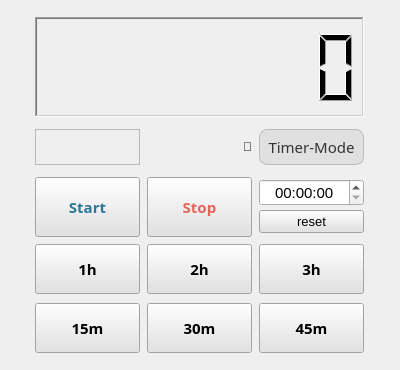
Han-Dong-Jin/shutdown-timer, file src/st.ui: the form before one commit.
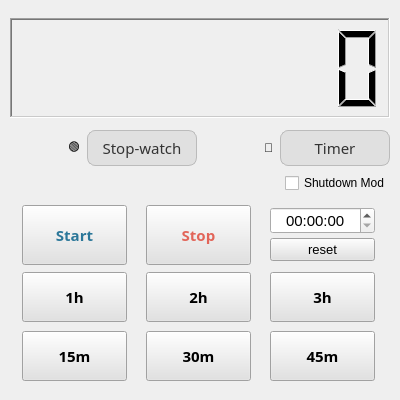
The form after the commit.

Commit message: add stop watch mod

The edit to the form file:
```diff
--- a/src/st.ui
+++ b/src/st.ui
@@ -7,7 +7,7 @@
     <x>0</x>
     <y>0</y>
     <width>400</width>
-    <height>370</height>
+    <height>400</height>
    </rect>
   </property>
   <property name="sizePolicy">
@@ -19,13 +19,13 @@
   <property name="minimumSize">
    <size>
     <width>400</width>
-    <height>130</height>
+    <height>100</height>
    </size>
   </property>
   <property name="maximumSize">
    <size>
     <width>400</width>
-    <height>370</height>
+    <height>400</height>
    </size>
   </property>
   <property name="windowTitle">
@@ -145,29 +145,72 @@
          </spacer>
         </item>
         <item>
-         <layout class="QHBoxLayout" name="horizontalLayout" stretch="0,0,0">
+         <layout class="QHBoxLayout" name="horizontalLayout" stretch="0,0,0,0">
           <property name="spacing">
            <number>7</number>
           </property>
           <property name="sizeConstraint">
            <enum>QLayout::SetDefaultConstraint</enum>
           </property>
-          <item>
-           <widget class="QFrame" name="frame_2">
-            <property name="frameShape">
-             <enum>QFrame::StyledPanel</enum>
-            </property>
-            <property name="frameShadow">
-             <enum>QFrame::Raised</enum>
-            </property>
-           </widget>
-          </item>
           <item>
            <widget class="QLabel" name="label">
             <property name="toolTip">
              <string>Green: ON, Red: Off</string>
             </property>
             <property name="text">
+             <string>🟢</string>
+            </property>
+            <property name="alignment">
+             <set>Qt::AlignRight|Qt::AlignTrailing|Qt::AlignVCenter</set>
+            </property>
+           </widget>
+          </item>
+          <item>
+           <widget class="QPushButton" name="pushButton_11">
+            <property name="minimumSize">
+             <size>
+              <width>110</width>
+              <height>0</height>
+             </size>
+            </property>
+            <property name="font">
+             <font>
+              <family>나눔스퀘어_ac</family>
+              <pointsize>11</pointsize>
+             </font>
+            </property>
+            <property name="cursor">
+             <cursorShape>PointingHandCursor</cursorShape>
+            </property>
+            <property name="styleSheet">
+             <string notr="true">QPushButton {
+    background-color: #e0e0e0;
+    color: #333;
+    border-radius: 8px;
+    padding: 6px;
+    border: 1px solid #bbb;
+    text-align: center;
+}
+
+QPushButton:pressed {
+    background-color: #1565c0;
+    color: white;
+}</string>
+            </property>
+            <property name="text">
+             <string>Stop-watch</string>
+            </property>
+            <property name="checkable">
+             <bool>true</bool>
+            </property>
+           </widget>
+          </item>
+          <item>
+           <widget class="QLabel" name="label_2">
+            <property name="toolTip">
+             <string>Green: ON, Red: Off</string>
+            </property>
+            <property name="text">
              <string>🔴</string>
             </property>
             <property name="alignment">
@@ -177,6 +220,12 @@
           </item>
           <item>
            <widget class="QPushButton" name="pushButton_5">
+            <property name="minimumSize">
+             <size>
+              <width>110</width>
+              <height>0</height>
+             </size>
+            </property>
             <property name="font">
              <font>
               <family>나눔스퀘어_ac</family>
@@ -202,7 +251,7 @@
 }</string>
             </property>
             <property name="text">
-             <string>Timer-Mode</string>
+             <string>Timer</string>
             </property>
             <property name="checkable">
              <bool>true</bool>
@@ -212,7 +261,40 @@
          </layout>
         </item>
         <item>
-         <spacer name="verticalSpacer">
+         <layout class="QHBoxLayout" name="horizontalLayout_2">
+          <item>
+           <spacer name="horizontalSpacer">
+            <property name="orientation">
+             <enum>Qt::Horizontal</enum>
+            </property>
+            <property name="sizeHint" stdset="0">
+             <size>
+              <width>40</width>
+              <height>20</height>
+             </size>
+            </property>
+           </spacer>
+          </item>
+          <item>
+           <widget class="QCheckBox" name="checkBox">
+            <property name="toolTip">
+             <string>When you enable shutdown mode, the system shuts down when the timer shuts down</string>
+            </property>
+            <property name="layoutDirection">
+             <enum>Qt::LeftToRight</enum>
+            </property>
+            <property name="styleSheet">
+             <string notr="true">font: 63 9pt &quot;나눔고딕&quot;;</string>
+            </property>
+            <property name="text">
+             <string>Shutdown Mod</string>
+            </property>
+           </widget>
+          </item>
+         </layout>
+        </item>
+        <item>
+         <spacer name="verticalSpacer_3">
           <property name="orientation">
            <enum>Qt::Vertical</enum>
           </property>
```
The commit also changes 22 other files.
